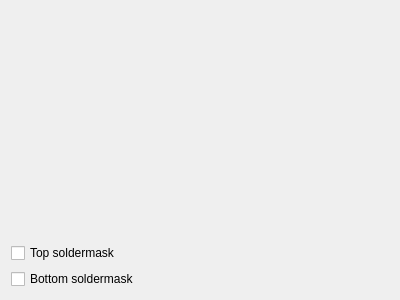
Before: the Qt Designer form lasercut/wizardpages/lasercutoutputpage.ui in martonmiklos/eagle_power_tools, drawn with Qt 5.
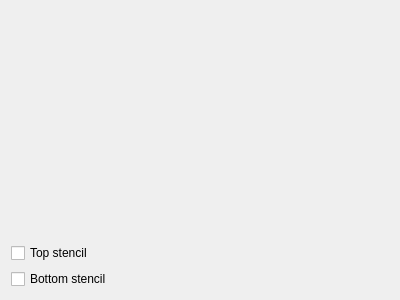
After: the same form once the commit is applied. Custom widgets are drawn as their Qt base class.

Commit message: Working on laser cut stencil export

The edit to the form file:
```diff
--- a/lasercut/wizardpages/lasercutoutputpage.ui
+++ b/lasercut/wizardpages/lasercutoutputpage.ui
@@ -17,7 +17,7 @@
    <item row="2" column="0">
     <widget class="QCheckBox" name="checkBoxBottomSolderMask">
      <property name="text">
-      <string>Bottom soldermask</string>
+      <string>Bottom stencil</string>
      </property>
     </widget>
    </item>
@@ -30,7 +30,7 @@
    <item row="1" column="0">
     <widget class="QCheckBox" name="checkBoxTopSolderMask">
      <property name="text">
-      <string>Top soldermask</string>
+      <string>Top stencil</string>
      </property>
     </widget>
    </item>
```
Left out of the diff: 26 changed lines with no effect on the pictures. The commit also changes 16 other files.
